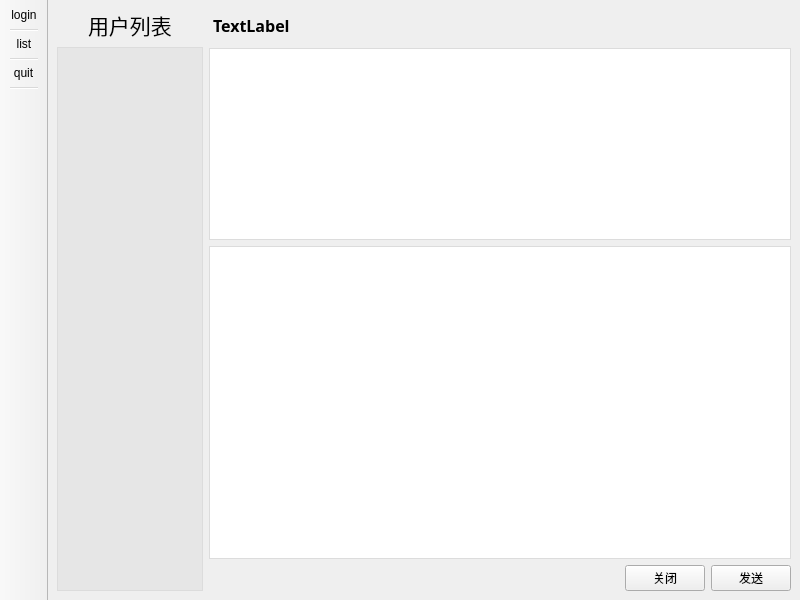
Qt form mainwindow.ui (OoShawnoO/QtChat) before a commit.
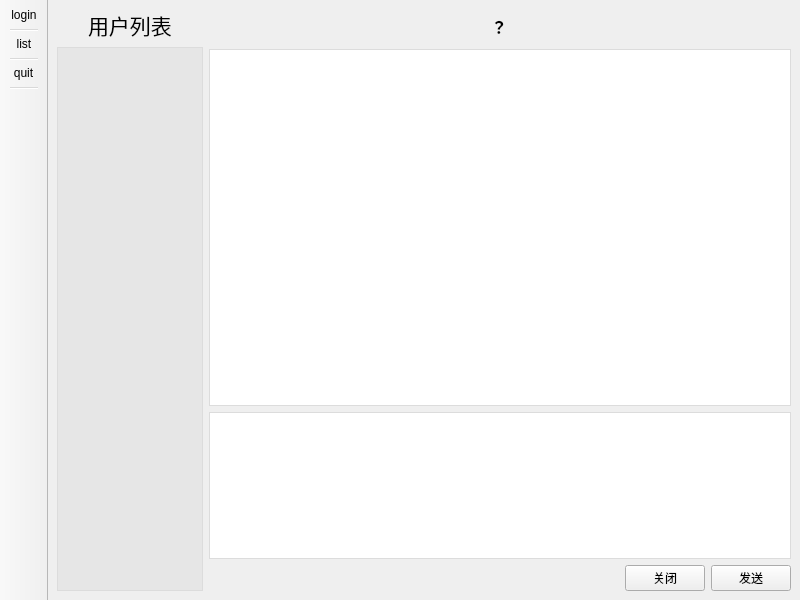
The same form after that commit. Icons and pictures are not drawn.

Diff of the .ui file:
```diff
--- a/mainwindow.ui
+++ b/mainwindow.ui
@@ -48,8 +48,8 @@
      </layout>
     </item>
     <item>
-     <layout class="QVBoxLayout" name="verticalLayout_2" stretch="0,0,1">
-      <item alignment="Qt::AlignLeft">
+     <layout class="QVBoxLayout" name="verticalLayout_2" stretch="0,4,2">
+      <item alignment="Qt::AlignHCenter">
        <widget class="QLabel" name="label">
         <property name="font">
          <font>
@@ -64,7 +64,7 @@
 margin-bottom:5px;</string>
         </property>
         <property name="text">
-         <string>TextLabel</string>
+         <string>？</string>
         </property>
        </widget>
       </item>
```
Left out of the diff: 2 changed lines with no effect on the pictures.
